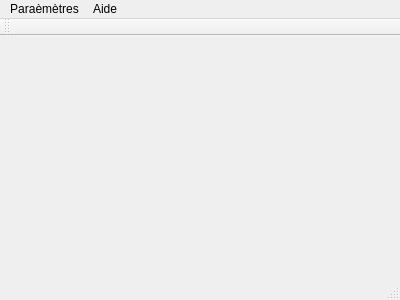
Qt form mainwindow.ui (mistrale/everywhere) before a commit.
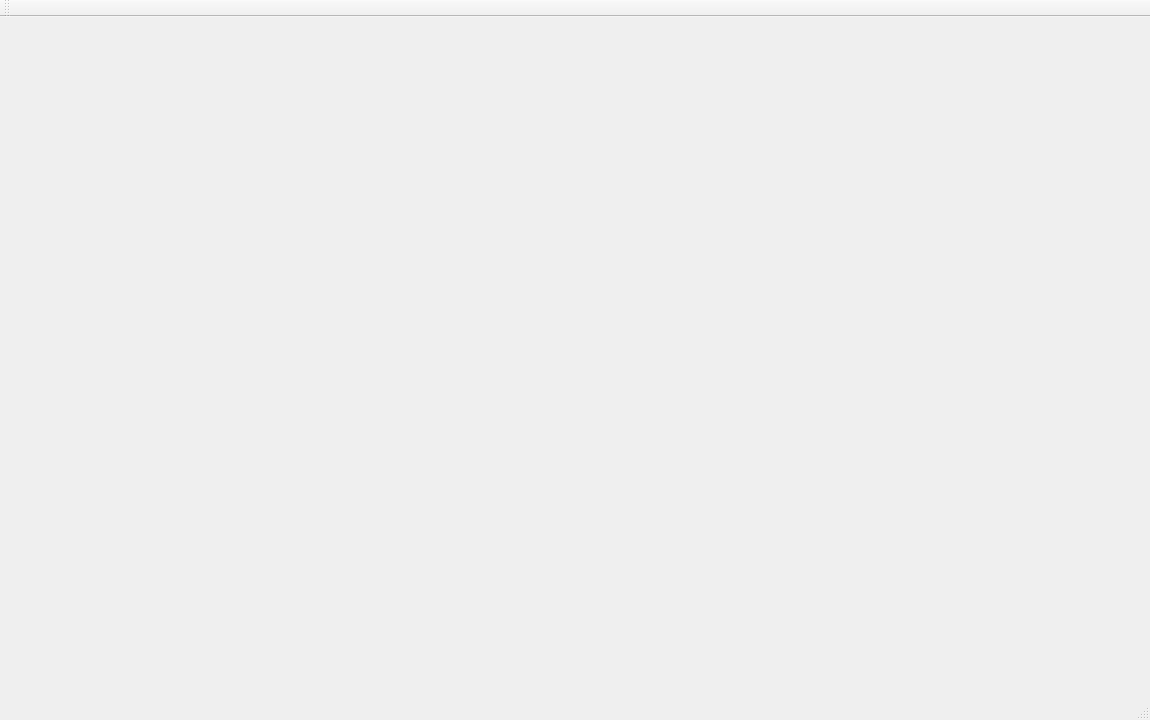
The same form after that commit.

Diff of the .ui file:
```diff
--- a/mainwindow.ui
+++ b/mainwindow.ui
@@ -6,24 +6,26 @@
    <rect>
     <x>0</x>
     <y>0</y>
-    <width>400</width>
-    <height>300</height>
+    <width>1150</width>
+    <height>720</height>
    </rect>
   </property>
   <property name="windowTitle">
    <string>MainWindow</string>
   </property>
   <widget class="QWidget" name="centralWidget">
-   <widget class="QWidget" name="verticalLayoutWidget">
+   <widget class="QLabel" name="background">
     <property name="geometry">
      <rect>
       <x>0</x>
       <y>0</y>
-      <width>401</width>
-      <height>251</height>
+      <width>1151</width>
+      <height>671</height>
      </rect>
     </property>
-    <layout class="QVBoxLayout" name="verticalLayout"/>
+    <property name="text">
+     <string/>
+    </property>
    </widget>
   </widget>
   <widget class="QMenuBar" name="menuBar">
@@ -31,22 +33,10 @@
     <rect>
      <x>0</x>
      <y>0</y>
-     <width>400</width>
+     <width>1150</width>
      <height>21</height>
     </rect>
    </property>
-   <widget class="QMenu" name="menuPara_m_tres">
-    <property name="title">
-     <string>Paraèmètres</string>
-    </property>
-   </widget>
-   <widget class="QMenu" name="menuAde">
-    <property name="title">
-     <string>Aide</string>
-    </property>
-   </widget>
-   <addaction name="menuPara_m_tres"/>
-   <addaction name="menuAde"/>
   </widget>
   <widget class="QToolBar" name="mainToolBar">
    <attribute name="toolBarArea">
```
